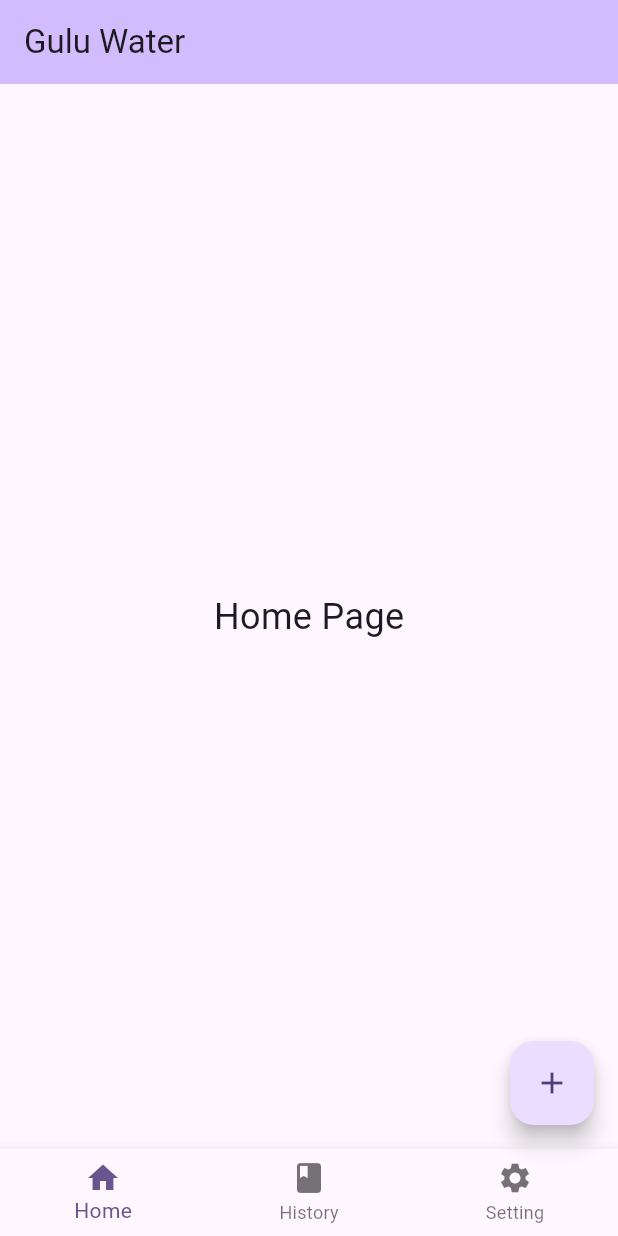
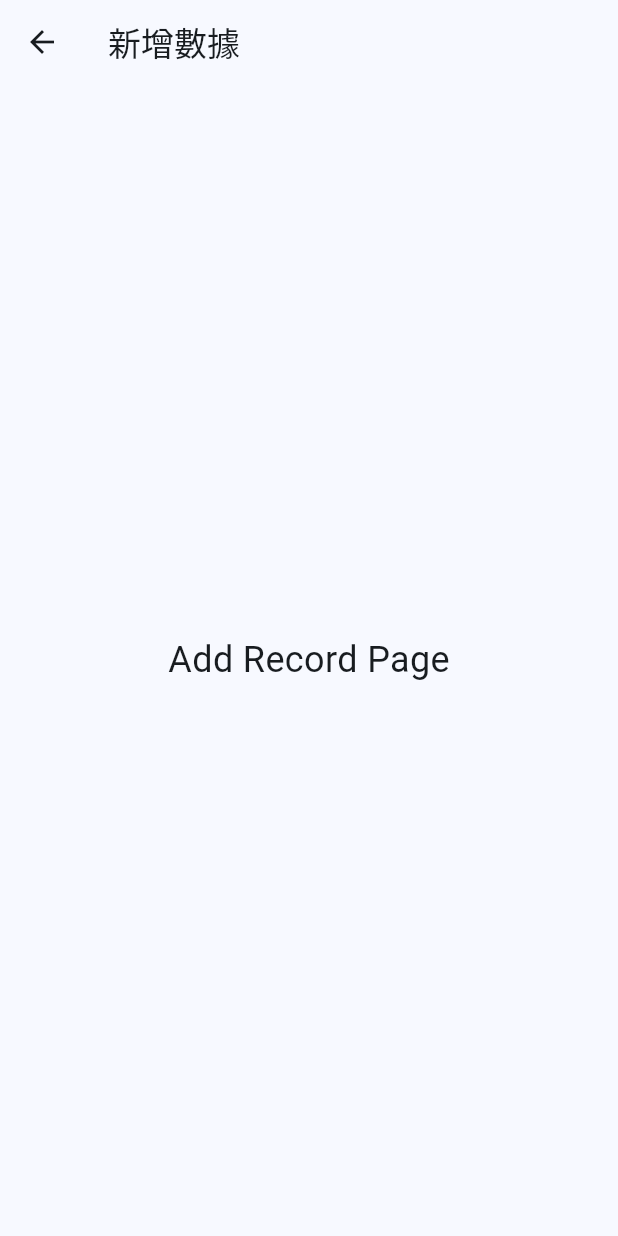
Before and after one commit to b15982003/GuluWater, a Flutter app: the screen it shows after launch, after a tap on the "add" icon, on a phone screen of 412 x 824 dp. Run offline on Flutter 3.47's test engine with Material 3 defaults, Android fonts, the phone set to English and light mode, and no system bars; our stand-ins replace get_it, sqflite; accounts and stored records are empty.

Commit message:
[feat] 新增LocalDb

```diff
--- /dev/null
+++ b/lib/core/routes/routes.dart
@@ -0,0 +1,4 @@
+class GuRoutes{
+  GuRoutes._();
+  static const String ADD_RECORD_PAGE = 'add_record_page';
+}
--- /dev/null
+++ b/lib/core/theme/GuColors.dart
@@ -0,0 +1,6 @@
+import 'dart:ui';
+
+class GuDirect{
+  GuDirect._();
+  static const Color waterBlue = Color(0X003ea4f0);
+}
--- /dev/null
+++ b/lib/di/SetupDbHelper.dart
@@ -0,0 +1,9 @@
+import 'package:gulu_water/data/WaterDbHelper.dart';
+import 'package:get_it/get_it.dart';
+
+
+Future<void> setupDbHelper() async{
+  GetIt.instance.registerSingleton<WaterDbHelper>(
+    WaterDbHelper(),
+  );
+}
--- a/lib/feature/home/MainApp.dart
+++ b/lib/feature/MainApp.dart
@@ -1,8 +1,10 @@
 import 'package:flutter/material.dart';
-import 'package:gulu_water/feature/home/widget/bottom_navigate.dart';
-import 'package:gulu_water/feature/home/widget/history_page.dart';
-import 'package:gulu_water/feature/home/widget/home_page.dart';
-import 'package:gulu_water/feature/home/widget/setting_page.dart';
+import 'package:gulu_water/feature/widget/BottomNavigate.dart';
+import 'package:gulu_water/feature/history/HistoryPage.dart';
+import 'package:gulu_water/feature/home/HomePage.dart';
+import 'package:gulu_water/feature/setting/SettingPage.dart';
+
+import '../core/routes/routes.dart';
 
 class MainApp extends StatefulWidget {
   const MainApp({super.key, required this.title});
@@ -36,7 +38,8 @@ class _MainAppState extends State<MainApp> {
         onTap: _onNavBottomTap,
       ),
       floatingActionButton: FloatingActionButton(
-        onPressed: () => {},
+        shape: const CircleBorder(),
+        onPressed: () => _navigateAddRecordPage(context),
         tooltip: 'Add Record',
         child: const Icon(Icons.add),
       ), // This trailing comma makes auto-formatting nicer for build methods.
@@ -55,4 +58,8 @@ class _MainAppState extends State<MainApp> {
         return const HomePage();
     }
   }
+
+  void _navigateAddRecordPage(BuildContext context) {
+    Navigator.pushNamed(context, '/${GuRoutes.ADD_RECORD_PAGE}');
+  }
 }
--- /dev/null
+++ b/lib/feature/add_record/AddRecordPage.dart
@@ -0,0 +1,19 @@
+
+import 'package:flutter/material.dart';
+
+class AddRecordPage extends StatelessWidget{
+  const AddRecordPage({super.key});
+
+  @override
+  Widget build(BuildContext context) {
+    var appBar = AppBar(
+      title: const Text('新增數據'),
+    );
+    return Scaffold(
+      appBar: appBar,
+      body: const Center(
+        child: Text('Add Record Page', style: TextStyle(fontSize: 24)),
+      ),
+    );
+  }
+}
--- a/lib/main.dart
+++ b/lib/main.dart
@@ -1,8 +1,13 @@
 import 'package:flutter/material.dart';
 
-import 'feature/home/MainApp.dart';
+import 'core/routes/routes.dart';
+import 'core/theme/GuColors.dart';
+import 'di/SetupDbHelper.dart';
+import 'feature/MainApp.dart';
+import 'feature/add_record/AddRecordPage.dart';
 
-void main() {
+Future<void> main() async {
+  await setupDbHelper();
   runApp(const MyApp());
 }
 
@@ -14,9 +19,13 @@ class MyApp extends StatelessWidget {
     return MaterialApp(
       title: 'Flutter Demo',
       theme: ThemeData(
-        colorScheme: ColorScheme.fromSeed(seedColor: Colors.deepPurple),
+        colorScheme: ColorScheme.fromSeed(seedColor: GuDirect.waterBlue),
       ),
-      home: const MainApp(title: 'Gulu Water'),
+      initialRoute: '/',
+      routes: {
+        '/':(context) => MainApp(title: 'Gulu Water'),
+        '/${GuRoutes.ADD_RECORD_PAGE}':(context) => AddRecordPage(),
+      },
     );
   }
 }
```
Also changed, not shown: lib/data/GuDataBase.dart (added, +43 -0 lines), lib/data/WaterDbHelper.dart (added, +70 -0 lines), lib/model/WaterRecord.dart (added, +27 -0 lines), pubspec.yaml (+22 -46 lines), lib/feature/history/HistoryPage.dart (renamed from lib/feature/home/widget/history_page.dart), lib/feature/home/HomePage.dart (renamed from lib/feature/home/widget/home_page.dart), lib/feature/setting/SettingPage.dart (renamed from lib/feature/home/widget/setting_page.dart), lib/feature/widget/BottomNavigate.dart (renamed from lib/feature/home/widget/bottom_navigate.dart), pubspec.lock, 6 other files.
